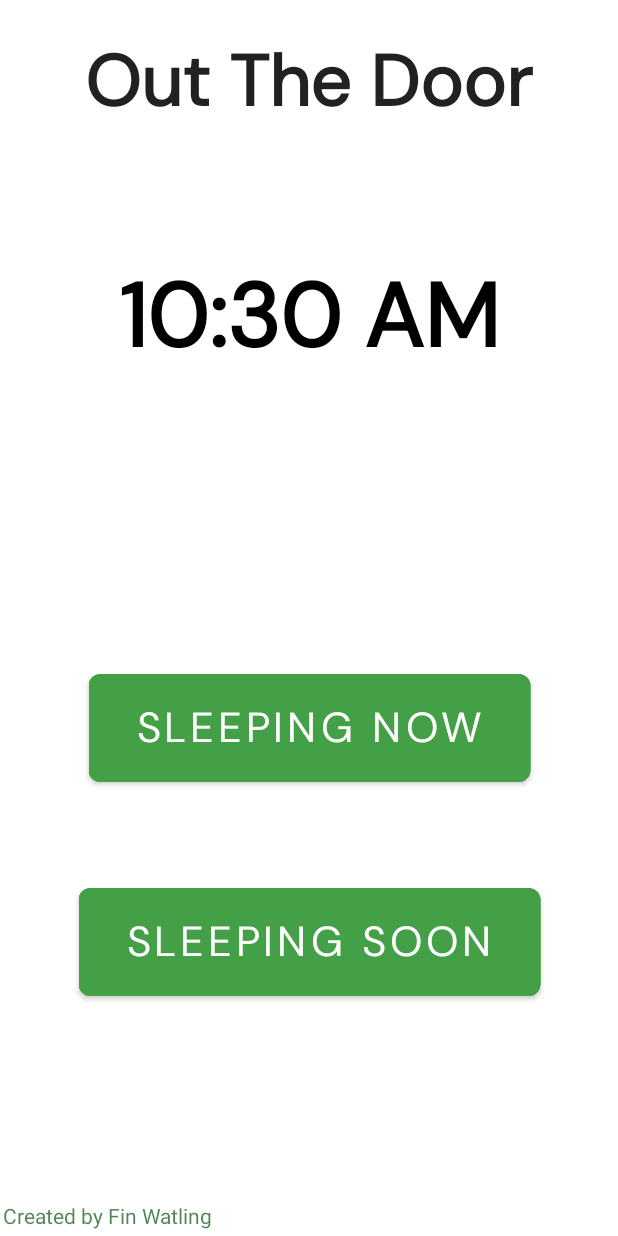
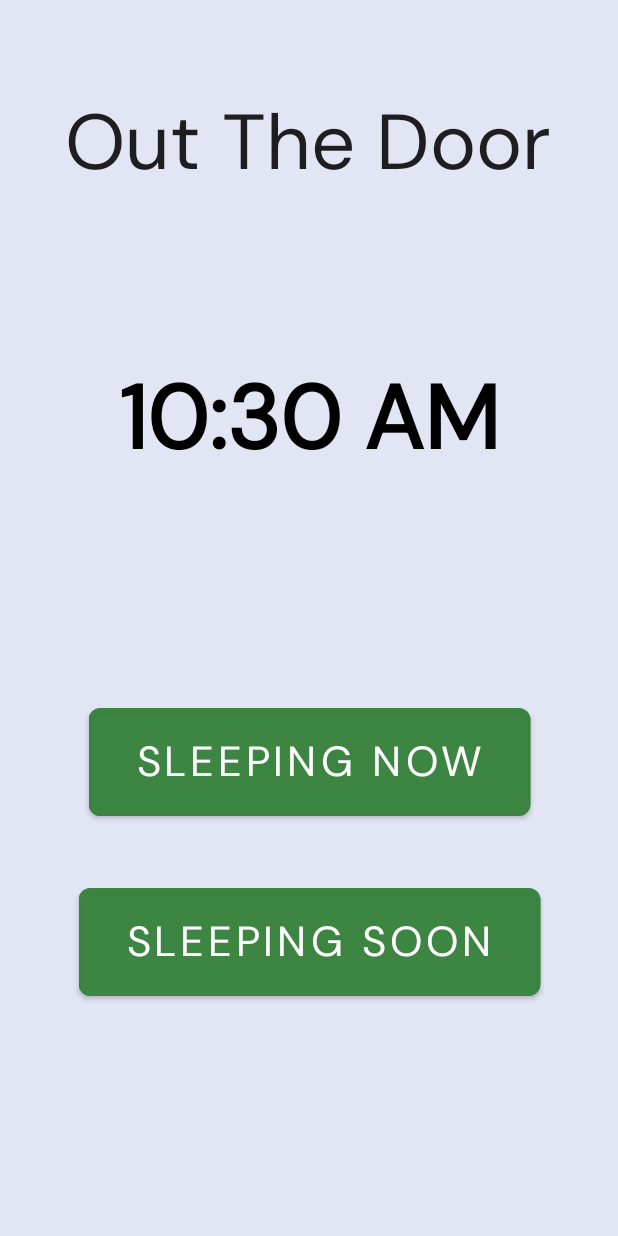
Before and after one commit to FinWatling/OutTheDoor, an Android app: the screen it shows after launch (MainActivity), on a phone screen of 412 x 824 dp. Run offline under Robolectric (Android 15) with nearby library versions, the phone set to English and light mode, and no system bars; Roboto replaces fonts that are not available here.

Commit message:
changed styling and removed statusbar

```diff
--- a/Application/app/src/main/java/com/example/outthedoor/MainActivity.java
+++ b/Application/app/src/main/java/com/example/outthedoor/MainActivity.java
@@ -2,12 +2,14 @@ package com.example.outthedoor;
 
 import androidx.appcompat.app.AppCompatActivity;
 
+import android.app.ActionBar;
 import android.app.AlarmManager;
 import android.content.Intent;
 import android.os.Bundle;
 import android.os.Parcelable;
 import android.provider.AlarmClock;
 import android.view.View;
+import android.view.WindowManager;
 import android.widget.Button;
 import android.widget.TextView;
 
@@ -37,6 +39,9 @@ public class MainActivity extends AppCompatActivity {
     protected void onCreate(Bundle savedInstanceState) {
 
         super.onCreate(savedInstanceState);
+
+        getWindow().setFlags(WindowManager.LayoutParams.FLAG_FULLSCREEN, WindowManager.LayoutParams.FLAG_FULLSCREEN);
+
         setContentView(R.layout.activity_main);
 
         TextView time = findViewById(R.id.time);
--- a/Application/app/src/main/java/com/example/outthedoor/SecondActivity.java
+++ b/Application/app/src/main/java/com/example/outthedoor/SecondActivity.java
@@ -6,6 +6,7 @@ import android.content.Intent;
 import android.os.Bundle;
 import android.provider.AlarmClock;
 import android.view.View;
+import android.view.WindowManager;
 import android.widget.Button;
 import android.widget.TextView;
 
@@ -18,6 +19,7 @@ public class SecondActivity extends AppCompatActivity {
     @Override
     protected void onCreate(Bundle savedInstanceState) {
         super.onCreate(savedInstanceState);
+        getWindow().setFlags(WindowManager.LayoutParams.FLAG_FULLSCREEN, WindowManager.LayoutParams.FLAG_FULLSCREEN);
         setContentView(R.layout.activity_second);
 
         Intent intent = this.getIntent();
--- a/Application/app/src/main/java/com/example/outthedoor/SleepingSoonActivity.java
+++ b/Application/app/src/main/java/com/example/outthedoor/SleepingSoonActivity.java
@@ -2,6 +2,7 @@ package com.example.outthedoor;
 
 import android.content.Intent;
 import android.os.Bundle;
+import android.view.WindowManager;
 import android.widget.Button;
 import android.widget.TimePicker;
 
@@ -13,6 +14,7 @@ public class SleepingSoonActivity extends MainActivity {
     @Override
     protected void onCreate(Bundle savedInstanceState) {
         super.onCreate(savedInstanceState);
+        getWindow().setFlags(WindowManager.LayoutParams.FLAG_FULLSCREEN, WindowManager.LayoutParams.FLAG_FULLSCREEN);
         setContentView(R.layout.activity_sleeping_soon);
 
         TimePicker tp = findViewById(R.id.timePicker);
--- a/Application/app/src/main/res/layout/activity_main.xml
+++ b/Application/app/src/main/res/layout/activity_main.xml
@@ -4,24 +4,26 @@
     xmlns:tools="http://schemas.android.com/tools"
     android:layout_width="match_parent"
     android:layout_height="match_parent"
+    android:background="#4D9FA8DA"
     tools:context=".MainActivity">
+
 
     <TextView
         android:id="@+id/appTitle"
-        android:layout_width="344dp"
-        android:layout_height="80dp"
+        android:layout_width="374dp"
+        android:layout_height="154dp"
         android:fontFamily="@font/dm_sans"
         android:gravity="center"
         android:text="@string/out_the_door"
+        android:textAlignment="center"
         android:textAppearance="@style/TextAppearance.AppCompat.Large"
-        android:textSize="48sp"
-        android:textStyle="bold"
+        android:textSize="52sp"
         app:layout_constraintBottom_toBottomOf="parent"
+        app:layout_constraintHorizontal_bias="0.486"
         app:layout_constraintLeft_toLeftOf="parent"
         app:layout_constraintRight_toRightOf="parent"
         app:layout_constraintTop_toTopOf="parent"
-        app:layout_constraintVertical_bias="0.02" />
-
+        app:layout_constraintVertical_bias="0.027" />
 
     <TextView
         android:id="@+id/time"
@@ -48,7 +50,7 @@
         android:layout_width="wrap_content"
         android:layout_height="wrap_content"
         android:layout_marginTop="20dp"
-        android:backgroundTint="#43A047"
+        android:backgroundTint="#BC327E35"
         android:fontFamily="@font/dm_sans"
         android:gravity="center"
         android:scaleX="2"
@@ -65,7 +67,7 @@
         android:layout_width="wrap_content"
         android:layout_height="wrap_content"
         android:layout_marginBottom="172dp"
-        android:backgroundTint="#43A047"
+        android:backgroundTint="#BC327E35"
         android:fontFamily="@font/dm_sans"
         android:gravity="center"
         android:scaleX="2"
@@ -73,18 +75,6 @@
         android:text="@string/sleeping_soon"
         app:layout_constraintBottom_toBottomOf="parent"
         app:layout_constraintEnd_toEndOf="parent"
-        app:layout_constraintStart_toStartOf="parent" />
-
-    <TextView
-        android:id="@+id/textView2"
-        android:layout_width="wrap_content"
-        android:layout_height="wrap_content"
-        android:layout_marginBottom="4dp"
-        android:text="@string/created_by_fin_watling"
-        app:layout_constraintBottom_toBottomOf="parent"
-        android:textColor="#C11B5E20"
-        app:layout_constraintEnd_toEndOf="parent"
-        app:layout_constraintHorizontal_bias="0.007"
         app:layout_constraintStart_toStartOf="parent" />
 
     <!---
```
Also changed, not shown: Application/app/src/main/res/layout/activity_second.xml (+4 -3 lines), Application/app/src/main/res/layout/activity_sleeping_soon.xml (+4 -3 lines).
